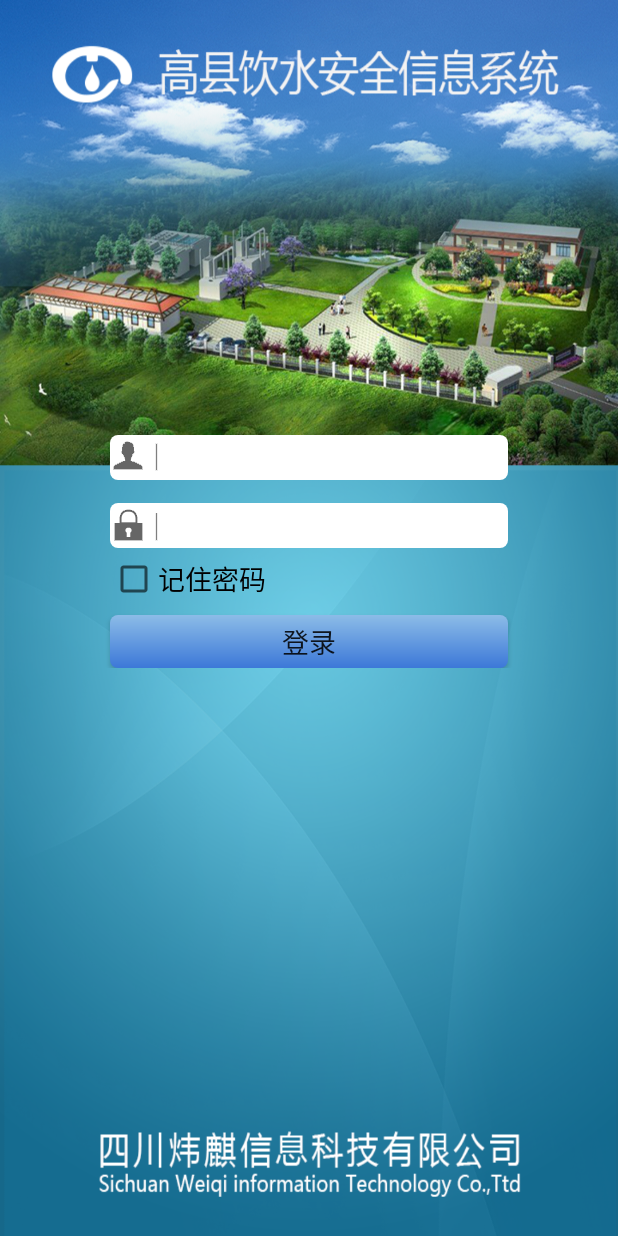
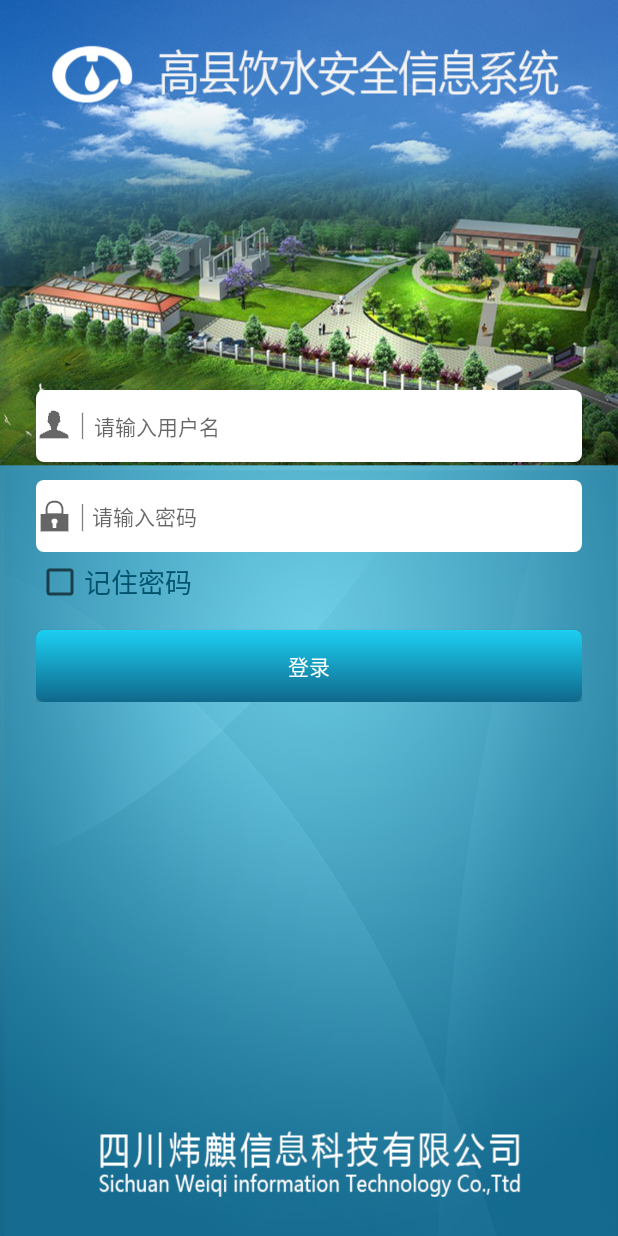
Before and after one commit to sooglejay/WaterQualityManage, an Android app: the LoginPageActivity screen opened directly, with no data from a screen before it, on a phone screen of 412 x 824 dp. Run offline under Robolectric (Android 15) with nearby library versions, the phone set to English and light mode, and no system bars; libraries missing offline, so code that uses them is left out: retrofit.client.

Commit message:
修改 登录界面的布局

```diff
--- a/App/app/build.gradle
+++ b/App/app/build.gradle
@@ -26,6 +26,12 @@ android {
             signingConfig signingConfigs.config
             proguardFile 'proguard-rules.pro'
         }
+        debug {
+            minifyEnabled false
+            proguardFiles getDefaultProguardFile('proguard-android.txt'), 'proguard-rules.pro'
+            signingConfig signingConfigs.config
+            proguardFile 'proguard-rules.pro'
+        }
     }
 }
 dependencies {
--- a/App/app/src/main/java/com/gaoxian/ui/LoginPageActivity.java
+++ b/App/app/src/main/java/com/gaoxian/ui/LoginPageActivity.java
@@ -75,21 +75,10 @@ public class LoginPageActivity extends Activity {
 //                        Toast.makeText(getBaseContext(),"登录成功！",Toast.LENGTH_LONG).show();
 //                    }
 //                });
-                GetStationsUtil.getStations(LoginPageActivity.this, "511512", "weiqi", new NetCallback<NetWorkResultBean<StationInfoPackge>>(LoginPageActivity.this) {
-                    @Override
-                    public void onFailure(RetrofitError error) {
-                    }
-                    @Override
-                    public void success(NetWorkResultBean<StationInfoPackge> stationInfoPackgeNetWorkResultBean, Response response) {
-                        StationInfoPackge stationInfoPackge = stationInfoPackgeNetWorkResultBean.getData();
-                        List<StationInfo>listDatas = stationInfoPackge.getStationList();
-                        for(StationInfo s :listDatas)
-                        {
-                            Toast.makeText(LoginPageActivity.this,"\n hello:   "+s.toString(),Toast.LENGTH_SHORT).show();
-                        }
 
-                    }
-                });
+                        Intent intent=new Intent(LoginPageActivity.this,MainActivity.class);
+                        startActivity(intent);
+                        Toast.makeText(getBaseContext(),"登录成功！",Toast.LENGTH_LONG).show();
             }
         });
     }
--- /dev/null
+++ b/App/app/src/main/res/drawable/btn_select_blue.xml
@@ -0,0 +1,5 @@
+<?xml version="1.0" encoding="utf-8"?>
+<selector xmlns:android="http://schemas.android.com/apk/res/android">
+    <item android:drawable="@drawable/shape_dark_blue" android:state_pressed="true"/>
+    <item android:drawable="@drawable/shape_light_blue" android:state_pressed="false"/>
+</selector>
--- /dev/null
+++ b/App/app/src/main/res/drawable/shape_dark_blue.xml
@@ -0,0 +1,15 @@
+<?xml version="1.0" encoding="utf-8"?>
+<shape xmlns:android="http://schemas.android.com/apk/res/android">
+    <gradient
+        android:startColor="#0f688b"
+        android:endColor="#ff1898b6"
+        android:angle="90"
+        />
+    <corners
+        android:radius="8dp"
+        android:topLeftRadius="5dp"
+        android:topRightRadius="5dp"
+        android:bottomLeftRadius="5dp"
+        android:bottomRightRadius="5dp"
+        />
+</shape>
--- a/App/app/src/main/res/drawable/loginbn_background.xml
+++ b/App/app/src/main/res/drawable/shape_light_blue.xml
@@ -1,8 +1,8 @@
 <?xml version="1.0" encoding="utf-8"?>
 <shape xmlns:android="http://schemas.android.com/apk/res/android">
     <gradient
-        android:startColor="#3c78d8"
-        android:endColor="#8cbce7"
+        android:startColor="#0f688b"
+        android:endColor="#1ccff2"
         android:angle="90"
         />
     <corners
--- a/App/app/src/main/res/layout/activity_loginpage.xml
+++ b/App/app/src/main/res/layout/activity_loginpage.xml
@@ -5,30 +5,37 @@
     android:layout_height="match_parent"
     android:background="@drawable/login_background"
     xmlns:android="http://schemas.android.com/apk/res/android">
-    <RelativeLayout
-        android:layout_width="wrap_content"
-        android:layout_height="280dp"></RelativeLayout>
-    <RelativeLayout
-        android:layout_width="fill_parent"
+    <LinearLayout
+        android:orientation="vertical"
+        android:layout_gravity="center_vertical"
+        android:layout_marginTop="260dp"
+        android:layout_width="match_parent"
+        android:layout_marginLeft="@dimen/most_big_padding"
+        android:layout_marginRight="@dimen/most_big_padding"
         android:layout_height="wrap_content">
         <EditText
             android:id="@+id/username_edittext"
-            android:layout_width="265dp"
-            android:layout_height="30dp"
-            android:textSize="18dp"
-            android:layout_centerHorizontal="true"
-            android:layout_marginTop="10dp"
+            android:layout_width="match_parent"
+            android:layout_height="wrap_content"
+            android:hint="请输入用户名"
+            android:minHeight="48dp"
+            android:textSize="@dimen/middle_textsize"
             android:background="@drawable/edittext_background"
             android:singleLine="true"
             android:drawableLeft="@drawable/user_edittext"
             />
+        <Space
+            android:layout_width="match_parent"
+            android:layout_height="@dimen/middle_padding"
+            />
+
         <EditText
             android:id="@+id/password_edittext"
-            android:layout_width="265dp"
-            android:layout_height="30dp"
-            android:textSize="18dp"
-            android:layout_centerHorizontal="true"
-            android:layout_marginTop="55dp"
+            android:layout_width="match_parent"
+            android:layout_height="wrap_content"
+            android:minHeight="48dp"
+            android:hint="请输入密码"
+            android:textSize="@dimen/middle_textsize"
             android:background="@drawable/edittext_background"
             android:drawableLeft="@drawable/password_edittext"
             android:singleLine="true"
@@ -37,19 +44,19 @@
             android:id="@+id/rememberpassword_checkbox"
             android:layout_width="wrap_content"
             android:layout_height="wrap_content"
+            android:layout_marginBottom="@dimen/little_padding"
+            android:layout_marginTop="@dimen/little_padding"
+            android:layout_gravity="left"
             android:text="记住密码"
-            android:textSize="18dp"
-            android:layout_alignLeft="@id/password_edittext"
-
-            android:layout_marginTop="90dp"/>
+            android:textColor="#00526b"
+            android:textSize="18dp" />
         <Button
             android:id="@+id/login_bn"
-            android:layout_width="265dp"
-            android:layout_height="35dp"
+            android:layout_width="match_parent"
+            android:layout_marginTop="@dimen/middle_padding"
+            android:layout_height="wrap_content"
             android:text="登录"
-            android:textSize="18dp"
-            android:layout_alignLeft="@id/password_edittext"
-            android:layout_marginTop="130dp"
-            android:background="@drawable/loginbn_background"/>
-        </RelativeLayout>
+            android:textColor="@color/white_color"
+            android:background="@drawable/btn_select_blue"/>
+        </LinearLayout>
 </LinearLayout>
```
Also changed, not shown: 1 other file.
